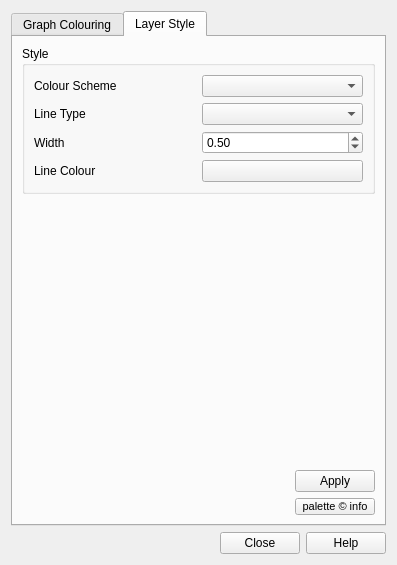
Qt form colourtabs.ui (nyalldawson/topocolour) before a commit.
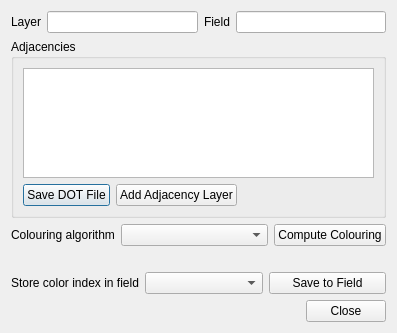
The same form after that commit. The open tabs and pages were chosen to show the change.

```diff
--- a/colourtabs.ui
+++ b/colourtabs.ui
@@ -1,42 +1,23 @@
 <ui version="4.0" >
  <class>Dialog</class>
- <widget class="QDialog" name="Dialog" >
-  <property name="geometry" >
+ <widget class="QDialog" name="Dialog">
+  <property name="geometry">
    <rect>
     <x>0</x>
     <y>0</y>
     <width>397</width>
-    <height>565</height>
+    <height>333</height>
    </rect>
   </property>
   <property name="windowTitle" >
    <string>Dialog</string>
   </property>
-  <layout class="QVBoxLayout" >
+  <layout class="QVBoxLayout" name="verticalLayout">
    <item>
-    <widget class="QTabWidget" name="processTabs" >
-     <property name="tabPosition" >
-      <enum>QTabWidget::North</enum>
-     </property>
-     <property name="tabShape" >
-      <enum>QTabWidget::Rounded</enum>
-     </property>
-     <property name="currentIndex" >
-      <number>0</number>
-     </property>
-     <widget class="QWidget" name="colouringTab" >
-      <property name="enabled" >
-       <bool>true</bool>
-      </property>
-      <attribute name="title" >
-       <string>Graph Colouring</string>
-      </attribute>
-      <layout class="QVBoxLayout" >
+    <layout class="QHBoxLayout">
        <item>
-        <layout class="QHBoxLayout" >
-         <item>
-          <widget class="QLabel" name="label_8" >
-           <property name="text" >
+      <widget class="QLabel" name="label_8">
+       <property name="text">
             <string>Layer</string>
            </property>
            <property name="buddy" >
@@ -45,15 +26,15 @@
           </widget>
          </item>
          <item>
-          <widget class="QLineEdit" name="layerName" >
-           <property name="readOnly" >
+      <widget class="QLineEdit" name="layerName">
+       <property name="readOnly">
             <bool>true</bool>
            </property>
           </widget>
          </item>
          <item>
-          <widget class="QLabel" name="label_9" >
-           <property name="text" >
+      <widget class="QLabel" name="label_9">
+       <property name="text">
             <string>Field</string>
            </property>
            <property name="buddy" >
@@ -62,8 +43,8 @@
           </widget>
          </item>
          <item>
-          <widget class="QLineEdit" name="fieldName" >
-           <property name="readOnly" >
+      <widget class="QLineEdit" name="fieldName">
+       <property name="readOnly">
             <bool>true</bool>
            </property>
           </widget>
@@ -71,11 +52,24 @@
         </layout>
        </item>
        <item>
-        <layout class="QHBoxLayout" >
+    <widget class="QGroupBox" name="groupBox">
+     <property name="title">
+      <string>Adjacencies</string>
+     </property>
+     <layout class="QVBoxLayout">
          <item>
-          <widget class="QPushButton" name="saveDotFile" >
-           <property name="toolTip" >
-            <string>&lt;html>&lt;head>&lt;meta name="qrichtext" content="1" />&lt;style type="text/css">
+       <widget class="QTextEdit" name="graphDump">
+        <property name="readOnly">
+         <bool>true</bool>
+        </property>
+       </widget>
+      </item>
+      <item>
+       <layout class="QHBoxLayout" name="horizontalLayout">
+        <item>
+         <widget class="QPushButton" name="saveDotFile">
+          <property name="toolTip">
+           <string>&lt;html&gt;&lt;head&gt;&lt;meta name=&quot;qrichtext&quot; content=&quot;1&quot; /&gt;&lt;style type=&quot;text/css&quot;&gt;
 p, li { white-space: pre-wrap; }
 &lt;/style>&lt;/head>&lt;body style=" font-family:'Sans Serif'; font-size:9pt; font-weight:400; font-style:normal;">
 &lt;p style=" margin-top:0px; margin-bottom:0px; margin-left:0px; margin-right:0px; -qt-block-indent:0; text-indent:0px;">Save the adjacency graph as a DOT format file.&lt;/p>&lt;/body>&lt;/html></string>
@@ -86,8 +80,8 @@
           </widget>
          </item>
          <item>
-          <widget class="QPushButton" name="addAdjacency" >
-           <property name="text" >
+         <widget class="QPushButton" name="addAdjacency">
+          <property name="text">
             <string>Add Adjacency Layer</string>
            </property>
           </widget>
@@ -107,37 +101,27 @@
          </item>
         </layout>
        </item>
+     </layout>
+    </widget>
+   </item>
        <item>
-        <layout class="QHBoxLayout" >
+    <layout class="QHBoxLayout" name="horizontalLayout_2" stretch="0,1,0">
          <item>
-          <spacer>
-           <property name="orientation" >
-            <enum>Qt::Horizontal</enum>
-           </property>
-           <property name="sizeHint" >
-            <size>
-             <width>40</width>
-             <height>20</height>
-            </size>
-           </property>
-          </spacer>
-         </item>
-         <item>
-          <widget class="QLabel" name="label_3" >
-           <property name="text" >
-            <string>Select Algorithm:</string>
-           </property>
-           <property name="buddy" >
+      <widget class="QLabel" name="label_3">
+       <property name="text">
+        <string>Colouring algorithm</string>
+       </property>
+       <property name="buddy">
             <cstring>algorithm</cstring>
            </property>
           </widget>
          </item>
          <item>
-          <widget class="QComboBox" name="algorithm" />
+      <widget class="QComboBox" name="algorithm"/>
          </item>
          <item>
-          <widget class="QPushButton" name="computeColouring" >
-           <property name="text" >
+      <widget class="QPushButton" name="computeColouring">
+       <property name="text">
             <string>Compute Colouring</string>
            </property>
           </widget>
@@ -145,242 +129,40 @@
         </layout>
        </item>
        <item>
-        <widget class="QLabel" name="layerCountLabel" >
-         <property name="text" >
+    <widget class="QLabel" name="layerCountLabel">
+     <property name="text">
           <string/>
          </property>
         </widget>
        </item>
        <item>
-        <widget class="QGroupBox" name="groupBox" >
-         <property name="title" >
-          <string>Adjacencies</string>
-         </property>
-         <layout class="QVBoxLayout" >
+    <layout class="QHBoxLayout" name="horizontalLayout_3">
           <item>
-           <widget class="QTextEdit" name="graphDump" >
-            <property name="readOnly" >
-             <bool>true</bool>
+      <widget class="QLabel" name="label">
+       <property name="text">
+        <string>Store color index in field</string>
             </property>
            </widget>
           </item>
-         </layout>
-        </widget>
-       </item>
        <item>
-        <layout class="QHBoxLayout" >
-         <item>
-          <spacer>
-           <property name="orientation" >
-            <enum>Qt::Horizontal</enum>
-           </property>
-           <property name="sizeHint" >
-            <size>
-             <width>40</width>
-             <height>20</height>
-            </size>
-           </property>
-          </spacer>
+      <widget class="QComboBox" name="destFieldComboBox"/>
          </item>
          <item>
-          <widget class="QPushButton" name="nowDoStyle" >
-           <property name="text" >
-            <string>Now style the layer...</string>
+      <widget class="QPushButton" name="saveToFieldButton">
+       <property name="text">
+        <string>Save to Field</string>
            </property>
           </widget>
          </item>
         </layout>
        </item>
-      </layout>
-     </widget>
-     <widget class="QWidget" name="layerStyleTab" >
-      <property name="enabled" >
-       <bool>true</bool>
-      </property>
-      <attribute name="title" >
-       <string>Layer Style</string>
-      </attribute>
-      <layout class="QVBoxLayout" >
        <item>
-        <widget class="QGroupBox" name="groupBox_2" >
-         <property name="title" >
-          <string>Style</string>
-         </property>
-         <layout class="QVBoxLayout" >
-          <item>
-           <layout class="QHBoxLayout" >
-            <item>
-             <widget class="QLabel" name="label" >
-              <property name="text" >
-               <string>Colour Scheme</string>
-              </property>
-              <property name="buddy" >
-               <cstring>colourScheme</cstring>
-              </property>
-             </widget>
-            </item>
-            <item>
-             <widget class="QComboBox" name="colourScheme" />
-            </item>
-           </layout>
-          </item>
-          <item>
-           <layout class="QHBoxLayout" >
-            <item>
-             <widget class="QLabel" name="label_5" >
-              <property name="text" >
-               <string>Line Type</string>
-              </property>
-              <property name="buddy" >
-               <cstring>lineType</cstring>
-              </property>
-             </widget>
-            </item>
-            <item>
-             <widget class="QComboBox" name="lineType" />
-            </item>
-           </layout>
-          </item>
-          <item>
-           <layout class="QHBoxLayout" >
-            <item>
-             <widget class="QLabel" name="label_6" >
-              <property name="text" >
-               <string>Width</string>
-              </property>
-              <property name="buddy" >
-               <cstring>lineWidth</cstring>
-              </property>
-             </widget>
-            </item>
-            <item>
-             <widget class="QDoubleSpinBox" name="lineWidth" >
-              <property name="singleStep" >
-               <double>0.100000000000000</double>
-              </property>
-              <property name="value" >
-               <double>0.500000000000000</double>
-              </property>
-             </widget>
-            </item>
-           </layout>
-          </item>
-          <item>
-           <layout class="QHBoxLayout" >
-            <item>
-             <widget class="QLabel" name="label_7" >
-              <property name="text" >
-               <string>Line Colour</string>
-              </property>
-              <property name="buddy" >
-               <cstring>lineColour</cstring>
-              </property>
-             </widget>
-            </item>
-            <item>
-             <widget class="QPushButton" name="lineColour" >
-              <property name="text" >
-               <string/>
-              </property>
-              <property name="flat" >
-               <bool>false</bool>
-              </property>
-             </widget>
-            </item>
-           </layout>
-          </item>
-         </layout>
-        </widget>
-       </item>
-       <item>
-        <spacer>
-         <property name="orientation" >
-          <enum>Qt::Vertical</enum>
-         </property>
-         <property name="sizeHint" >
-          <size>
-           <width>20</width>
-           <height>40</height>
-          </size>
-         </property>
-        </spacer>
-       </item>
-       <item>
-        <layout class="QHBoxLayout" >
-         <item>
-          <spacer>
-           <property name="orientation" >
+    <widget class="QDialogButtonBox" name="buttonBox">
+     <property name="orientation">
             <enum>Qt::Horizontal</enum>
            </property>
-           <property name="sizeHint" >
-            <size>
-             <width>40</width>
-             <height>20</height>
-            </size>
-           </property>
-          </spacer>
-         </item>
-         <item>
-          <widget class="QPushButton" name="applyStyle" >
-           <property name="text" >
-            <string>Apply</string>
-           </property>
-          </widget>
-         </item>
-        </layout>
-       </item>
-       <item>
-        <layout class="QHBoxLayout" >
-         <item>
-          <spacer>
-           <property name="orientation" >
-            <enum>Qt::Horizontal</enum>
-           </property>
-           <property name="sizeHint" >
-            <size>
-             <width>40</width>
-             <height>14</height>
-            </size>
-           </property>
-          </spacer>
-         </item>
-         <item>
-          <widget class="QPushButton" name="brewerInfo" >
-           <property name="sizePolicy" >
-            <sizepolicy vsizetype="Fixed" hsizetype="Minimum" >
-             <horstretch>0</horstretch>
-             <verstretch>0</verstretch>
-            </sizepolicy>
-           </property>
-           <property name="maximumSize" >
-            <size>
-             <width>16777215</width>
-             <height>17</height>
-            </size>
-           </property>
-           <property name="font" >
-            <font>
-             <pointsize>8</pointsize>
-            </font>
-           </property>
-           <property name="text" >
-            <string>palette © info</string>
-           </property>
-          </widget>
-         </item>
-        </layout>
-       </item>
-      </layout>
-     </widget>
-    </widget>
-   </item>
-   <item>
-    <widget class="QDialogButtonBox" name="buttonBox" >
-     <property name="orientation" >
-      <enum>Qt::Horizontal</enum>
-     </property>
-     <property name="standardButtons" >
-      <set>QDialogButtonBox::Close|QDialogButtonBox::Help|QDialogButtonBox::NoButton</set>
+     <property name="standardButtons">
+      <set>QDialogButtonBox::Close</set>
      </property>
     </widget>
    </item>
```
Left out of the diff: 43 changed lines with no effect on the pictures. Lines whose indentation alone changed are shown as unchanged.
